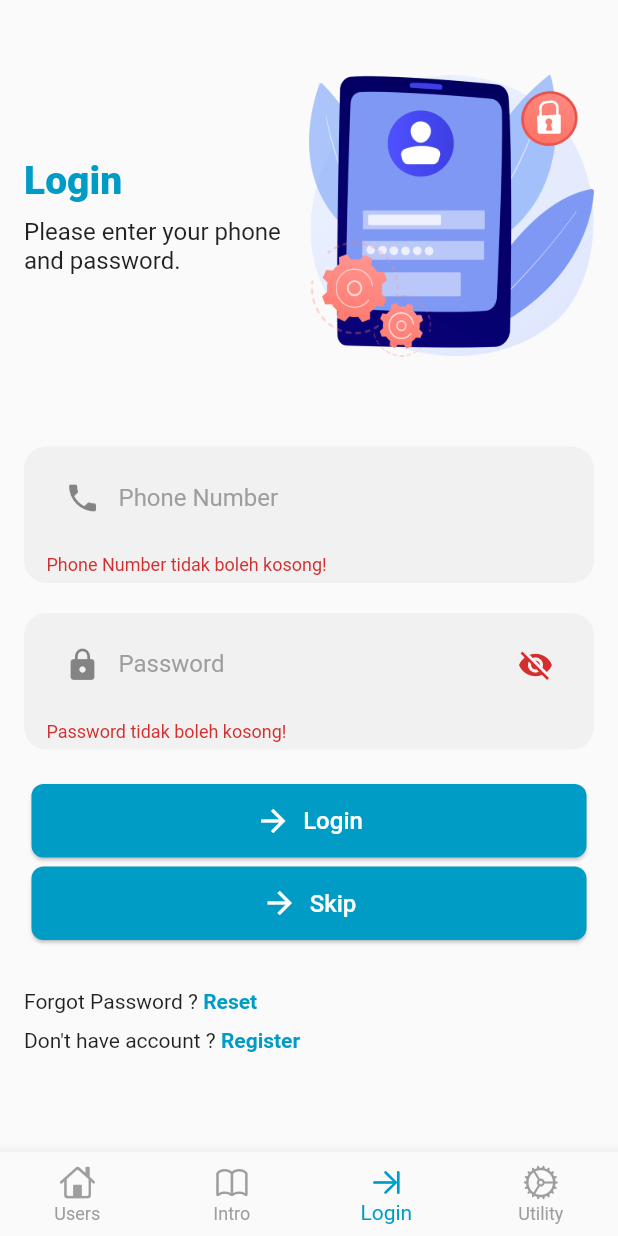
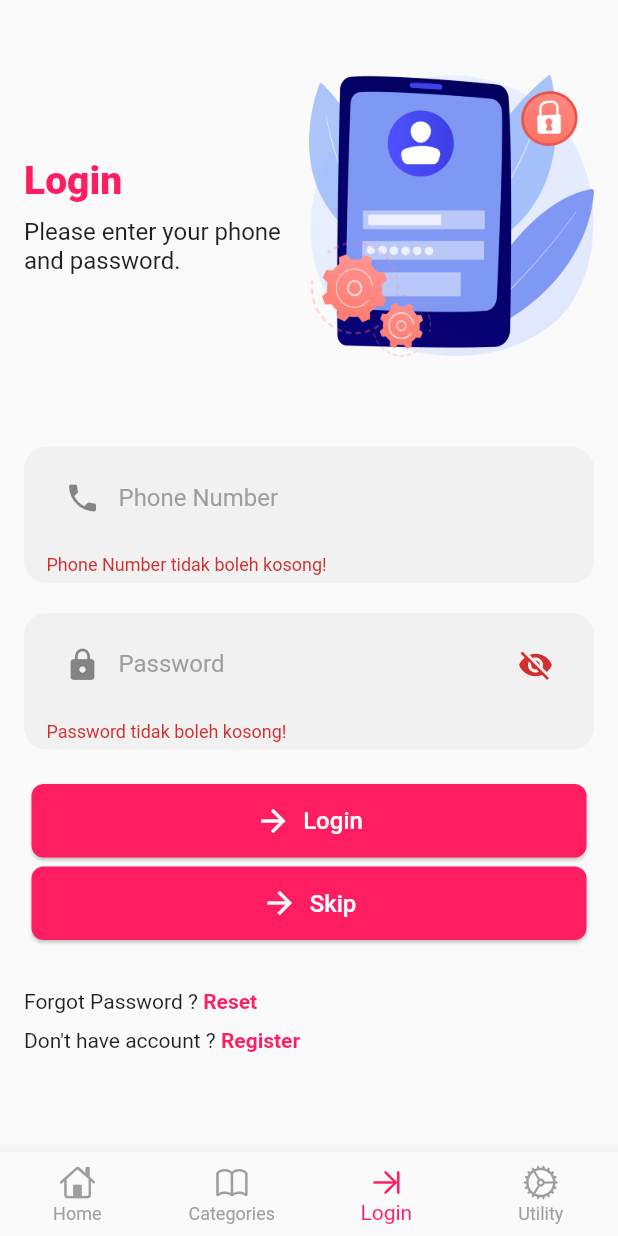
Before and after one commit to tranphuc269/bookstore_app, a Flutter app: the screen it shows after launch, item 3 of the bottom bar chosen, after a tap on "Login", on a phone screen of 412 x 824 dp. Run offline on Flutter 3.47's test engine with Material 2 defaults, Android fonts, the phone set to English and light mode, and no system bars; our stand-ins replace cached_network_image, calendar_date_picker2, camera, card_swiper, dio, double_back_to_close_app and 21 more; missing offline and left inert: photo_manager, swipable_stack; accounts and stored records are empty; network calls fail; Roboto replaces fonts that are missing (Alatsi, Poppins); project files that could hold a hidden picture were left out.

Commit message:
add category view

```diff
--- a/lib/core/themes/app_colors.dart
+++ b/lib/core/themes/app_colors.dart
@@ -3,10 +3,10 @@ import 'package:get/get.dart';
 
 class AppColors {
   // General
-  static const Color primary = Color(0xff009cc6);
+  // static const Color primary = Color(0xff009cc6);
   static const Color white = Color(0xFFFFFFFF);
   static const Color primaryVariant = Color(0xffbfedff);
-  static const Color onPrimary = Color(0xff009cc6);
+  // static const Color onPrimary = Color(0xff009cc6);
   static const Color secondary = Color(0xff70cde5);
   static const Color secondaryVariant = Color(0xff53d4ff);
   static const Color accent = Color(0xffffa939);
@@ -45,5 +45,5 @@ class AppColors {
 
 
 
-  static Color primaryColor = const Color(0xFFFE1D61);
+  static const Color primary = Color(0xFFFE1D61);
 }
--- a/lib/core/themes/app_theme.dart
+++ b/lib/core/themes/app_theme.dart
@@ -13,6 +13,7 @@ final ThemeData lightTheme = ThemeData(
   brightness: Brightness.light,
   bottomSheetTheme: const BottomSheetThemeData(
     elevation: 8,
+    backgroundColor: AppColors.primary,
     shape: RoundedRectangleBorder(
       borderRadius: BorderRadius.only(
         topLeft: Radius.circular(24),
--- /dev/null
+++ b/lib/ui/views/category/category_binding.dart
@@ -0,0 +1,11 @@
+import 'package:get/get.dart';
+
+import 'category_controller.dart';
+
+class CategoryBinding extends Bindings{
+  @override
+  void dependencies() {
+    // TODO: implement dependencies
+    Get.lazyPut(() => CategoryController());
+  }
+}
--- /dev/null
+++ b/lib/ui/views/category/category_controller.dart
@@ -0,0 +1,5 @@
+import '../../../core/base/base_controller.dart';
+
+class CategoryController extends BaseController{
+
+}
--- /dev/null
+++ b/lib/ui/views/category/category_route.dart
@@ -0,0 +1,13 @@
+import 'package:get/get.dart';
+
+import 'category_binding.dart';
+import 'category_view.dart';
+
+final categoryRoute = [
+  GetPage(
+    name: CategoryView.route,
+    page: () => const CategoryView(),
+    binding: CategoryBinding(),
+    participatesInRootNavigator: true,
+  ),
+];
--- /dev/null
+++ b/lib/ui/views/category/category_view.dart
@@ -0,0 +1,48 @@
+import 'package:flutter/material.dart';
+import 'package:get/get.dart';
+
+import '../../../core/app/app_constant.dart';
+import '../../../data/dummy/category_dummy.dart';
+import '../../widgets/base/base_view.dart';
+import '../../widgets/category/category_widget.dart';
+import '../../widgets/colored_status_bar.dart';
+import 'category_controller.dart';
+import 'components/category_appbar.dart';
+
+class CategoryView extends GetView<CategoryController> {
+  const CategoryView();
+
+  static const route = '/category';
+
+  @override
+  Widget build(BuildContext context) {
+    // TODO: implement build
+    return ColoredStatusBar(
+      child: Scaffold(
+        appBar: CategoryAppBar(),
+        body: SafeArea(
+          child: Obx(
+            () => BaseView(
+              loadingEnabled: controller.isLoading.isTrue,
+              errorEnabled: controller.isError.value,
+              onRetry: controller.onInit,
+              child: Column(
+                crossAxisAlignment: CrossAxisAlignment.start,
+                mainAxisAlignment: MainAxisAlignment.start,
+                children: [
+                  const SizedBox(
+                    height: AppConst.defaultMediumMargin,
+                  ),
+                  ...List.generate(
+                    CategoryDummy.images.length,
+                    (index) => CategoryWidget(img: CategoryDummy.images[index],),
+                  )
+                ],
+              ),
+            ),
+          ),
+        ),
+      ),
+    );
+  }
+}
--- /dev/null
+++ b/lib/ui/views/category/components/category_appbar.dart
@@ -0,0 +1,17 @@
+import 'package:flutter/material.dart';
+
+import '../../../../core/themes/app_colors.dart';
+import '../../../../core/themes/app_style.dart';
+
+class CategoryAppBar extends AppBar {
+  CategoryAppBar()
+      : super(
+          backgroundColor: Colors.white,
+          automaticallyImplyLeading: false,
+          elevation: 0.5,
+          title: Text(
+            'Categories',
+            style: AppStyle.subtitle20.copyWith(color: AppColors.primary),
+          ),
+        );
+}
--- a/lib/ui/views/main_navigation/main_nav_binding.dart
+++ b/lib/ui/views/main_navigation/main_nav_binding.dart
@@ -1,6 +1,7 @@
 import 'package:get/get.dart';
 import '../../../data/sources/server/auth/auth_api_impl.dart';
 import '../auth/login/login_controller.dart';
+import '../category/category_controller.dart';
 import '../home/home_controller.dart';
 import 'main_nav_controller.dart';
 
@@ -11,5 +12,6 @@ class MainNavBinding implements Bindings {
     Get.lazyPut(() => MainNavController());
     Get.lazyPut(() => LoginController(dataSource: AuthApiImpl()));
     Get.lazyPut(() => HomeController());
+    Get.lazyPut(() => CategoryController());
   }
 }
--- a/lib/ui/views/main_navigation/main_nav_view.dart
+++ b/lib/ui/views/main_navigation/main_nav_view.dart
@@ -2,10 +2,12 @@ import 'package:flutter/cupertino.dart';
 import 'package:flutter/material.dart';
 import 'package:get/get.dart';
 
+import '../../../core/themes/app_colors.dart';
 import '../../widgets/colored_status_bar.dart';
 import '../../widgets/common_widget.dart';
 import '../auth/intro/intro_view.dart';
 import '../auth/login/login_view.dart';
+import '../category/category_view.dart';
 import '../home/home_view.dart';
 import '../sample_feature/list/sample_feature_list_view.dart';
 import '../utils/utils_view.dart';
@@ -26,7 +28,7 @@ class MainNavView extends GetView<MainNavController> {
               onPageChanged: (index) => controller.index.value = index,
               children: const [
                 HomeView(),
-                IntroView(),
+                CategoryView(),
                 LoginView(),
                 UtilsView(),
               ],
@@ -41,6 +43,7 @@ class MainNavView extends GetView<MainNavController> {
           showSelectedLabels: true,
           showUnselectedLabels: true,
           unselectedItemColor: Colors.grey,
+          selectedItemColor: AppColors.primary,
           onTap: (index) {
             controller.pageController.animateToPage(
               index,
@@ -51,11 +54,11 @@ class MainNavView extends GetView<MainNavController> {
           items: const [
             BottomNavigationBarItem(
               icon: Icon(CupertinoIcons.home),
-              label: 'Users',
+              label: 'Home',
             ),
             BottomNavigationBarItem(
               icon: Icon(CupertinoIcons.book),
-              label: 'Intro',
+              label: 'Categories',
             ),
             BottomNavigationBarItem(
               icon: Icon(CupertinoIcons.arrow_right_to_line),
--- a/lib/ui/widgets/base_dialog.dart
+++ b/lib/ui/widgets/base_dialog.dart
@@ -257,10 +257,10 @@ class DialogAlert extends StatelessWidget {
                       const SizedBox(height: 32),
                       BaseButton(
                         text: confirmText,
-                        textColor: confirmTextColor ?? AppColors.onPrimary,
+                        textColor: confirmTextColor ?? AppColors.primary,
                         color: confirmBackgroundColor ?? Colors.white,
                         onPressed: onConfirm,
-                        borderColor: confirmBorderColor ?? AppColors.onPrimary,
+                        borderColor: confirmBorderColor ?? AppColors.primary,
                         fontWeight: AppStyle.semiBold,
                       ),
                       const SizedBox(height: 8),
--- /dev/null
+++ b/lib/ui/widgets/category/category_widget.dart
@@ -0,0 +1,89 @@
+import 'package:flutter/cupertino.dart';
+import 'package:flutter/material.dart';
+
+import '../../../core/app/app_constant.dart';
+import '../../../core/themes/app_colors.dart';
+import '../../../core/themes/app_shadows.dart';
+import '../../../core/themes/app_style.dart';
+import '../../../data/dummy/category_dummy.dart';
+import '../cached_image.dart';
+
+class CategoryWidget extends StatelessWidget {
+  const CategoryWidget({required this.img});
+
+  final String img;
+
+  @override
+  Widget build(BuildContext context) {
+    // TODO: implement build
+    return Container(
+      margin: const EdgeInsets.all(AppConst.defaultSmallMargin),
+      height: 140,
+      child: Stack(
+        children: [
+          Positioned.fill(
+            child: Align(
+              child: Container(
+                height: 120,
+                width: MediaQuery.of(context).size.width,
+                padding: const EdgeInsets.symmetric(
+                        vertical: AppConst.defaultMediumMargin)
+                    .copyWith(left: AppConst.defaultSmallMargin + 140),
+                decoration: BoxDecoration(
+                    borderRadius: BorderRadius.circular(12),
+                    color: AppColors.white,
+                    boxShadow: [
+                      AppShadows.shadow1,
+                      AppShadows.shadow4,
+                      AppShadows.shadow1
+                    ]),
+                child: Column(
+                  crossAxisAlignment: CrossAxisAlignment.start,
+                  children: [
+                    Text(
+                      'Truyện kinh dị',
+                      style: AppStyle.subtitle18,
+                    ),
+                    Text(
+                      '120 Sản phẩm',
+                      style: AppStyle.subtitle14.copyWith(
+                        color: const Color(0xFF323232).withOpacity(0.54),
+                      ),
+                    ),
+                    Expanded(
+                      child: Container(
+                        padding: const EdgeInsets.only(
+                            right: AppConst.defaultMediumMargin),
+                        alignment: Alignment.bottomRight,
+                        child: Icon(
+                          Icons.arrow_forward_outlined,
+                          color: const Color(0xFF323232).withOpacity(0.54),
+                        ),
+                      ),
+                    )
+                  ],
+                ),
+              ),
+              alignment: Alignment.bottomCenter,
+            ),
+          ),
+          Positioned.fill(
+            child: Align(
+              child: SizedBox(
+                height: 120,
+                width: 120,
+                child: CachedImage(
+                  url: img,
+                  borderRadius:
+                      BorderRadius.circular(AppConst.defaultSmallMargin),
+                ),
+              ),
+              alignment: Alignment.topLeft,
+            ),
+            left: AppConst.defaultMediumMargin,
+          ),
+        ],
+      ),
+    );
+  }
+}
```
Also changed, not shown: 1 other file.
